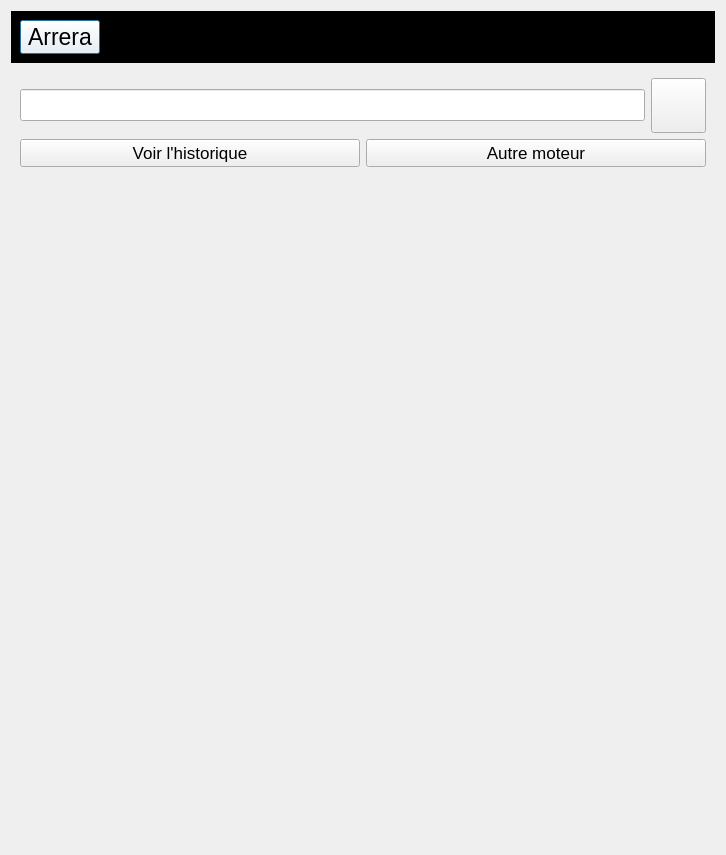
This is arreraui.ui in Arrera-Software/Arrera-Interface as Qt 5 draws it before an edit. The edited form follows.
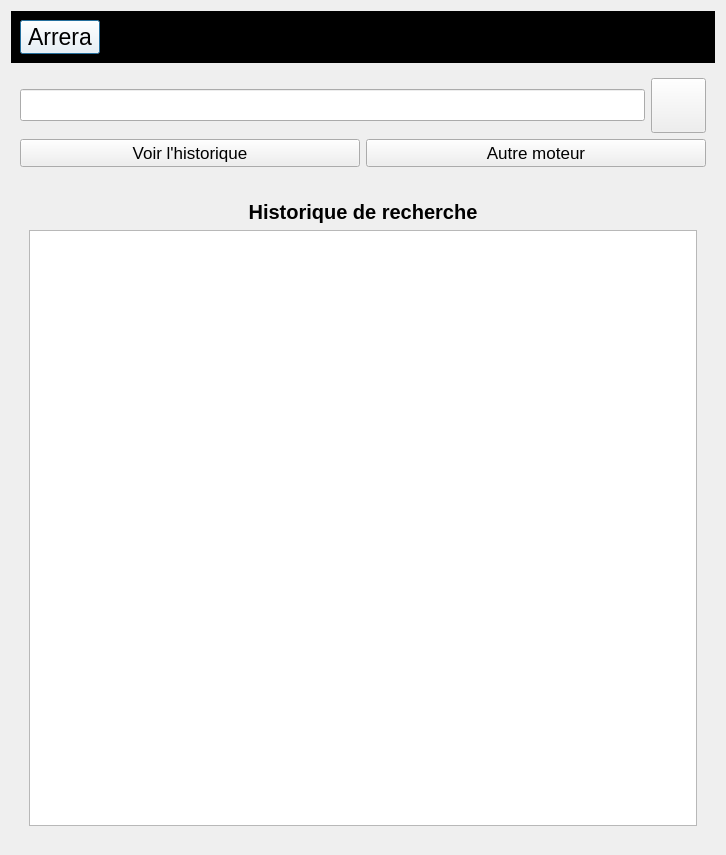
This is the edited form. The open tabs and pages were chosen to show the change. Icons and pictures are not drawn.

Commit message: Fin de la partie visuel d'Arrera Recherche

Patch:
```diff
--- a/arreraui.ui
+++ b/arreraui.ui
@@ -1345,7 +1345,29 @@
            </item>
           </layout>
          </widget>
-         <widget class="QWidget" name="historique"/>
+         <widget class="QWidget" name="historique">
+          <layout class="QVBoxLayout" name="verticalLayout_11">
+           <item>
+            <widget class="QLabel" name="LINCHISTRECHERCHE">
+             <property name="font">
+              <font>
+               <pointsize>15</pointsize>
+               <bold>true</bold>
+              </font>
+             </property>
+             <property name="text">
+              <string>Historique de recherche</string>
+             </property>
+             <property name="alignment">
+              <set>Qt::AlignmentFlag::AlignCenter</set>
+             </property>
+            </widget>
+           </item>
+           <item>
+            <widget class="QPlainTextEdit" name="SHOWHISTORIQUEUSER"/>
+           </item>
+          </layout>
+         </widget>
         </widget>
        </item>
       </layout>
```
Left out of the diff: 3 changed lines with no effect on the pictures. The commit also changes 3 other files.
